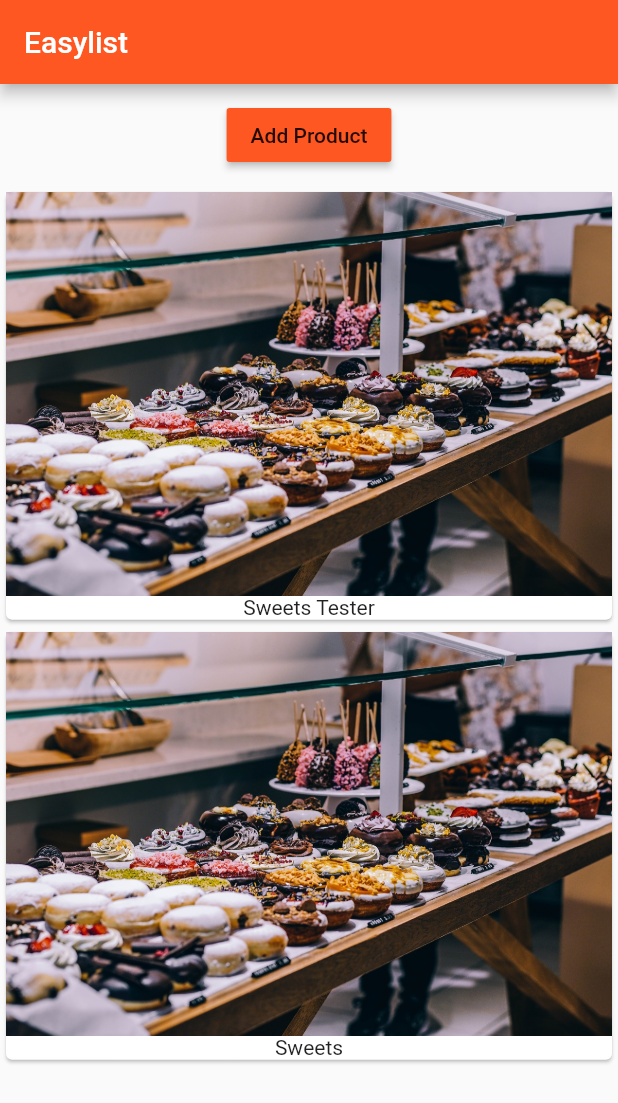
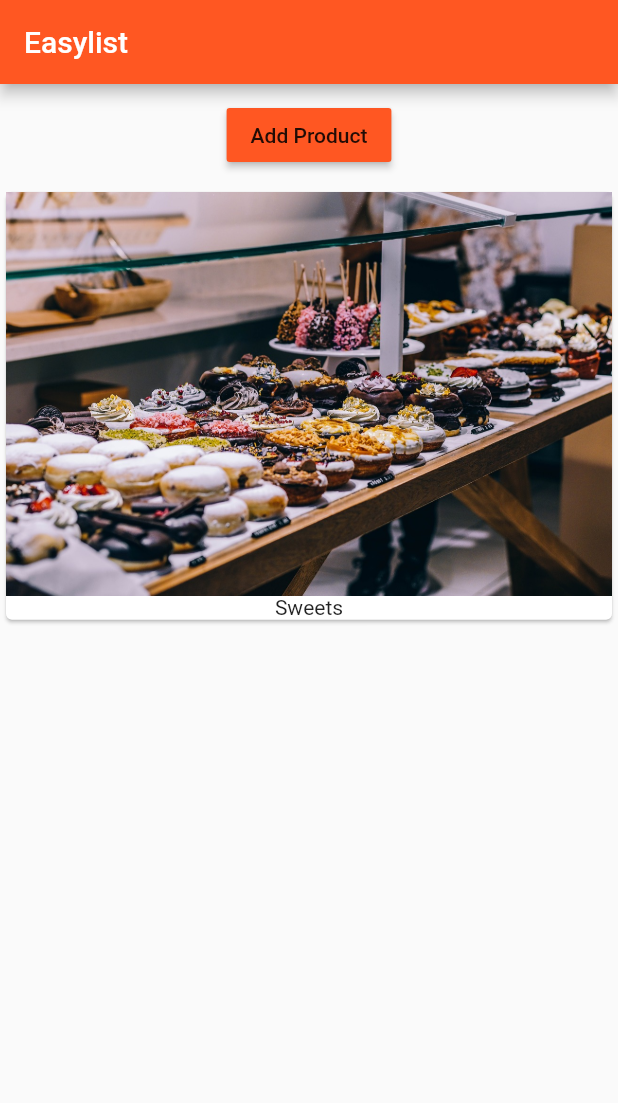
Before and after one commit to kinny94/flutter, a Flutter app: the screen it shows after launch, after a tap on "Add Product", on a phone screen of 412 x 824 dp. Shown: the top 1103 px of the screen. Run offline on Flutter 3.47's test engine with Material 2 defaults, Android fonts, the light colour scheme and no system bars.

Commit message:
efficient and conditional listview

```diff
--- a/first_app/lib/product_manager.dart
+++ b/first_app/lib/product_manager.dart
@@ -7,7 +7,7 @@ class ProductManager extends StatefulWidget {
 
   final String startingProduct; // final cause its technically a seperated class. only state class below you can avoid final
 
-  ProductManager({this.startingProduct = 'Sweets Tester'});
+  ProductManager({this.startingProduct});
 
   State<StatefulWidget> createState() {
     return _ProductManagerState();
@@ -20,8 +20,11 @@ class _ProductManagerState extends State<ProductManager> {
 
   @override
   void initState() {
+
+    if (widget.startingProduct != null) {
+      _products.add(widget.startingProduct); // widget property is provided to flutter to access parent properties.
+    }
     super.initState();
-    _products.add(widget.startingProduct); // widget property is provided to flutter to access parent properties.
   }
 
   @override
@@ -41,7 +44,8 @@ class _ProductManagerState extends State<ProductManager> {
         margin: EdgeInsets.all(10.0),
         child: ProductControl(_addProduct)
       ),
-      Products(_products)
+      Expanded(child: Products(_products),)
+
     ]);
   }
 }
--- a/first_app/lib/products.dart
+++ b/first_app/lib/products.dart
@@ -8,20 +8,32 @@ class Products extends StatelessWidget {
 
   } // equivalent to assigning this.products to products in the constructor - short-hand
 
+  Widget _buildProduct(BuildContext context, int index) {
+    return Card(
+      child: Column(
+        children: <Widget>[
+          Image.asset('assets/food.jpg'),
+          Text(products[index])
+        ],
+      ),
+    );
+  }
+
+  Widget _buildProductList() {
+    Widget productCard;
+    if (products.length > 0) {
+      productCard = ListView.builder(
+        itemBuilder: _buildProduct,
+        itemCount: products.length,
+      );
+    } else {
+      productCard = Center(child: Text('No Products found...start adding some!'));
+    }
+    return productCard;
+  }
+
   @override
   Widget build(BuildContext context) {
-    return Column(
-      children: this.products
-        .map(
-          (element) => Card(
-            child: Column(
-              children: <Widget>[
-                Image.asset('assets/food.jpg'),
-                Text(element)
-              ],
-            ),
-          ),
-        ).toList(),
-    );
+    return _buildProductList();
   }
 }
```
